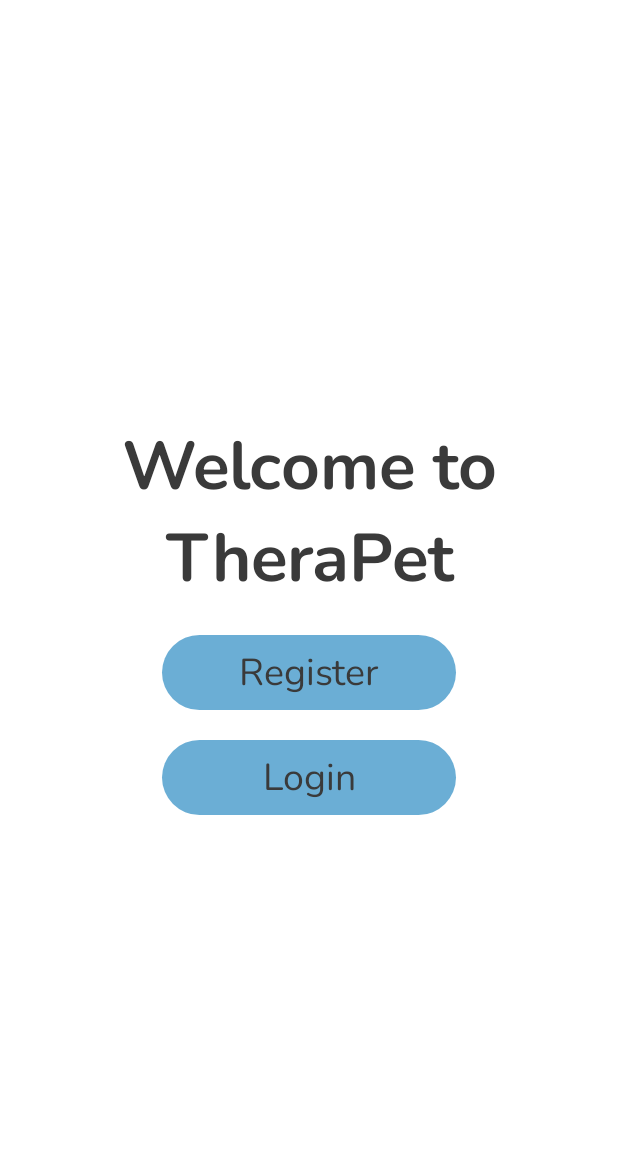
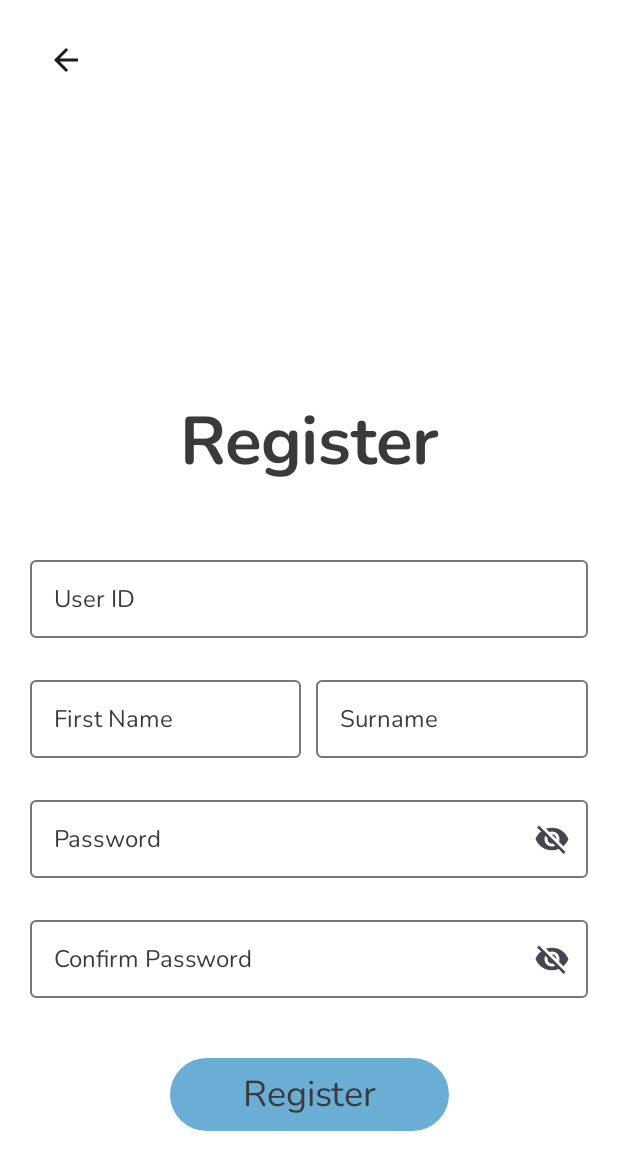
Before and after one commit to chloeannedwards2002-ai/TheraPet, an Android app built with Jetpack Compose: the screen it shows after launch (MainActivity before the commit, RegisterActivity after it), after a tap on "Register", on a phone screen of 412 x 824 dp. Shown: the top 1170 px of the screen. Run offline under Robolectric (Android 15) with nearby library versions, the phone set to English and light mode, and no system bars.

Commit message:
Register screen created

```diff
--- a/app/build.gradle.kts
+++ b/app/build.gradle.kts
@@ -52,6 +52,8 @@ dependencies {
     implementation(libs.androidx.compose.material3)
     implementation(libs.androidx.compose.ui.text)
     implementation(libs.androidx.compose.ui.text.google.fonts)
+    implementation(libs.androidx.compose.foundation)
+    implementation(libs.androidx.espresso.intents)
     testImplementation(libs.junit)
     androidTestImplementation(libs.androidx.junit)
     androidTestImplementation(libs.androidx.espresso.core)
@@ -59,5 +61,6 @@ dependencies {
     androidTestImplementation(libs.androidx.compose.ui.test.junit4)
     debugImplementation(libs.androidx.compose.ui.tooling)
     debugImplementation(libs.androidx.compose.ui.test.manifest)
+    implementation("androidx.compose.material:material-icons-extended")
 
 }
--- a/app/src/main/java/com/example/therapet/MainActivity.kt
+++ b/app/src/main/java/com/example/therapet/MainActivity.kt
@@ -1,5 +1,6 @@
 package com.example.therapet
 
+import android.content.Intent
 import android.os.Bundle
 import androidx.activity.ComponentActivity
 import androidx.activity.compose.setContent
@@ -15,6 +16,8 @@ import androidx.compose.material3.Text
 import androidx.compose.runtime.Composable
 import androidx.compose.ui.Alignment
 import androidx.compose.ui.Modifier
+import androidx.compose.ui.platform.LocalContext
+import androidx.compose.ui.platform.testTag
 import androidx.compose.ui.text.style.TextAlign
 import androidx.compose.ui.tooling.preview.Preview
 import androidx.compose.ui.unit.dp
@@ -42,6 +45,9 @@ class MainActivity : ComponentActivity() {
 
 @Composable
 fun Greeting(modifier: Modifier = Modifier) {
+
+    val context = LocalContext.current
+
     Column(
         modifier = modifier
             .padding(10.dp)
@@ -54,29 +60,42 @@ fun Greeting(modifier: Modifier = Modifier) {
             textAlign = TextAlign.Center,
             style = MaterialTheme.typography.titleLarge
         )
-        RegisterButton( onClick = {} )
-        LoginButton( onClick = {} )
+
+        // Register button navigates to the registration page
+
+        ChooseRegisterButton( onClick = { context.startActivity(
+            Intent(context, RegisterActivity::class.java)
+        )} )
+
+        //Login button navigates to the login page
+
+        ChooseLoginButton( onClick = {} )
     }
 }
 
 //Register button -> Navigates to registration page
 @Composable
-fun RegisterButton(onClick: () -> Unit){
+fun ChooseRegisterButton(onClick: () -> Unit){
     MyFilledButton(
         onClick = onClick,
         text = stringResource(R.string.register),
-        modifier = Modifier.fillMaxWidth(0.5F).padding(top = 20.dp)
-
+        modifier = Modifier
+            .fillMaxWidth(0.5F)
+            .padding(top = 20.dp)
+            .testTag("choose_register_button") // For Jetpack UI tests
     )
 }
 
 //Login button -> Navigates to login page
 @Composable
-fun LoginButton(onClick: () -> Unit){
+fun ChooseLoginButton(onClick: () -> Unit){
     MyFilledButton(
         onClick = onClick,
         text = stringResource(R.string.login),
-        modifier = Modifier.fillMaxWidth(0.5F).padding(top = 20.dp)
+        modifier = Modifier
+            .fillMaxWidth(0.5F)
+            .padding(top = 20.dp)
+            .testTag("choose_login_button") // For Jetpack UI tests
     )
 }
 
--- /dev/null
+++ b/app/src/main/java/com/example/therapet/RegisterActivity.kt
@@ -0,0 +1,225 @@
+package com.example.therapet
+
+import android.app.Activity
+import android.os.Bundle
+import androidx.activity.ComponentActivity
+import androidx.activity.compose.setContent
+import androidx.activity.enableEdgeToEdge
+import androidx.compose.foundation.layout.Arrangement
+import androidx.compose.foundation.layout.Box
+import androidx.compose.foundation.layout.Column
+import androidx.compose.foundation.layout.Row
+import androidx.compose.foundation.layout.Spacer
+import androidx.compose.foundation.layout.fillMaxSize
+import androidx.compose.foundation.layout.fillMaxWidth
+import androidx.compose.foundation.layout.height
+import androidx.compose.foundation.layout.padding
+import androidx.compose.material3.Icon
+import androidx.compose.material3.IconButton
+import androidx.compose.material3.MaterialTheme
+import androidx.compose.material3.Scaffold
+import androidx.compose.material3.Text
+import androidx.compose.runtime.Composable
+import androidx.compose.runtime.getValue
+import androidx.compose.runtime.mutableStateOf
+import androidx.compose.runtime.remember
+import androidx.compose.runtime.setValue
+import androidx.compose.ui.Alignment
+import androidx.compose.ui.Modifier
+import androidx.compose.ui.res.stringResource
+import androidx.compose.ui.text.style.TextAlign
+import androidx.compose.ui.tooling.preview.Preview
+import androidx.compose.ui.unit.dp
+import com.example.therapet.ui.theme.MyFilledButton
+import com.example.therapet.ui.theme.MyOutlinedTextField
+import com.example.therapet.ui.theme.TheraPetTheme
+import androidx.compose.material.icons.Icons
+import androidx.compose.material.icons.automirrored.filled.ArrowBack
+import androidx.compose.ui.platform.LocalContext
+import androidx.compose.ui.platform.testTag
+import androidx.compose.ui.text.input.PasswordVisualTransformation
+import androidx.compose.ui.text.input.VisualTransformation
+import com.example.therapet.ui.theme.MyPasswordTextField
+
+class RegisterActivity : ComponentActivity() {
+    override fun onCreate(savedInstanceState: Bundle?) {
+        super.onCreate(savedInstanceState)
+        enableEdgeToEdge()
+        setContent {
+            TheraPetTheme {
+                Scaffold(modifier = Modifier.fillMaxSize()) { innerPadding ->
+                    Registration(
+                        modifier = Modifier.padding(innerPadding)
+                    )
+                }
+            }
+        }
+    }
+}
+
+
+// TODO: Compile all elements here
+@Composable
+fun Registration(modifier: Modifier = Modifier) {
+
+    val context = LocalContext.current
+    val activity = context as? Activity
+
+    Column(
+        modifier = modifier
+            .padding(horizontal = 20.dp)
+            .fillMaxSize(),
+        verticalArrangement = Arrangement.Top,
+        horizontalAlignment = Alignment.CenterHorizontally
+    ){
+        //TODO: Implement a TopAppBar to house all back buttons and other options dynamically
+        IconButton(
+            onClick = { activity?.finish() },
+            modifier = Modifier
+                .align(Alignment.Start)
+                .padding(top = 16.dp)
+                .testTag("back_button")
+        ) {
+            Icon(
+            imageVector = Icons.AutoMirrored.Filled.ArrowBack,
+            contentDescription = "Back"
+            )
+        }
+
+        Spacer(modifier = Modifier.height(200.dp))
+
+
+        Text(text = "Register",
+            textAlign = TextAlign.Center,
+            style = MaterialTheme.typography.titleLarge
+            )
+
+        Spacer(modifier = Modifier.height(40.dp))
+
+        UserIDInput()
+
+        Spacer(modifier = Modifier.height(20.dp))
+
+        Row(
+            modifier = Modifier.fillMaxWidth(),
+            horizontalArrangement = Arrangement.spacedBy(10.dp)
+        ){
+            Box(modifier = Modifier.weight(1f)){
+                FirstNameInput()
+            }
+            Box(modifier = Modifier.weight(1f)){
+                SurnameInput()
+            }
+        }
+
+        Spacer(modifier = Modifier.height(20.dp))
+
+        PasswordInput()
+
+        Spacer(modifier = Modifier.height(20.dp))
+
+        ConfPasswordInput()
+
+        Spacer(modifier = Modifier.height(20.dp))
+
+        //TODO: Navigate to create pet page
+        RegisterButton( onClick = {} )
+    }
+}
+
+// User ID input text field
+
+@Composable
+fun UserIDInput(modifier: Modifier = Modifier){
+    var userID by remember { mutableStateOf("") }
+    MyOutlinedTextField(
+        value = userID,
+        onValueChange = { userID = it },
+        placeholder = "Enter User ID",
+        label = "User ID",
+        modifier = modifier
+            .testTag("user_id_input")
+    )
+}
+
+// First name input text field
+
+@Composable
+fun FirstNameInput(modifier: Modifier = Modifier){
+    var firstName by remember { mutableStateOf("") }
+    MyOutlinedTextField(
+        value = firstName,
+        onValueChange = { firstName = it },
+        placeholder = "First Name",
+        label = "First Name",
+        modifier = modifier
+            .testTag("first_name_input")
+    )
+}
+
+// Surname input text field
+
+@Composable
+fun SurnameInput(modifier: Modifier = Modifier){
+    var surname by remember { mutableStateOf("") }
+    MyOutlinedTextField(
+        value = surname,
+        onValueChange = { surname = it },
+        placeholder = "Surname",
+        label = "Surname",
+        modifier = modifier
+            .testTag("surname_input")
+    )
+}
+
+// Password input text field
+
+@Composable
+fun PasswordInput(modifier: Modifier = Modifier){
+    var password by remember { mutableStateOf("") }
+
+    MyPasswordTextField(
+        value = password,
+        onValueChange = { password = it },
+        placeholder = "Password",
+        label = "Password",
+        modifier = modifier
+            .testTag("password_input"),
+        toggleTestTag = "password_toggle"
+    )
+}
+
+// Confirm password input text field
+
+@Composable
+fun ConfPasswordInput(modifier: Modifier = Modifier){
+    var confPassword by remember { mutableStateOf("") }
+    MyPasswordTextField(
+        value = confPassword,
+        onValueChange = { confPassword = it },
+        placeholder = "Confirm Password",
+        label = "Confirm Password",
+        modifier = modifier
+            .testTag("confirm_password_input"),
+        toggleTestTag = "confirm_password_toggle"
+    )
+}
+
+//Register button -> Navigates to registration page
+@Composable
+fun RegisterButton(onClick: () -> Unit){
+    MyFilledButton(
+        onClick = onClick,
+        text = stringResource(R.string.register),
+        modifier = Modifier.fillMaxWidth(0.5F).padding(top = 20.dp)
+    )
+}
+
+
+@Preview(showBackground = true)
+@Composable
+fun RegistrationPreview() {
+    TheraPetTheme {
+    Registration()
+    }
+}
--- /dev/null
+++ b/app/src/main/java/com/example/therapet/ui/theme/InputField.kt
@@ -0,0 +1,173 @@
+package com.example.therapet.ui.theme
+
+import androidx.compose.foundation.clickable
+import androidx.compose.foundation.layout.Arrangement
+import androidx.compose.foundation.layout.Column
+import androidx.compose.foundation.layout.fillMaxWidth
+import androidx.compose.foundation.layout.height
+import androidx.compose.foundation.layout.padding
+import androidx.compose.foundation.layout.requiredSize
+import androidx.compose.foundation.text.BasicSecureTextField
+import androidx.compose.foundation.text.input.TextFieldState
+import androidx.compose.foundation.text.input.TextObfuscationMode
+import androidx.compose.material.icons.Icons
+import androidx.compose.material.icons.filled.Visibility
+import androidx.compose.material.icons.filled.VisibilityOff
+import androidx.compose.material3.Icon
+import androidx.compose.material3.MaterialTheme
+import androidx.compose.material3.OutlinedTextField
+import androidx.compose.material3.Text
+import androidx.compose.material3.TextField
+import androidx.compose.material3.TextFieldDefaults
+import androidx.compose.runtime.Composable
+import androidx.compose.runtime.getValue
+import androidx.compose.runtime.mutableStateOf
+import androidx.compose.runtime.remember
+import androidx.compose.runtime.setValue
+import androidx.compose.ui.Modifier
+import androidx.compose.ui.platform.testTag
+import androidx.compose.ui.text.TextStyle
+import androidx.compose.ui.tooling.preview.Preview
+import androidx.compose.ui.unit.dp
+import androidx.compose.ui.text.input.PasswordVisualTransformation
+import androidx.compose.ui.text.input.VisualTransformation
+
+// Outlined text field
+@Composable
+fun MyTextField(
+    value: String,
+    onValueChange: (String) -> Unit,
+    placeholder: String,
+    label: String,
+    modifier: Modifier = Modifier
+) {
+    TextField(
+        value = value,
+        onValueChange = onValueChange,
+        modifier = modifier.height(50.dp),
+        placeholder = { Text(placeholder, style = MaterialTheme.typography.labelSmall) },
+        label = { Text(label, style = MaterialTheme.typography.labelSmall) },
+        singleLine = true,
+        colors = TextFieldDefaults.colors(
+            focusedContainerColor = MaterialTheme.colorScheme.primaryContainer,
+            unfocusedContainerColor = MaterialTheme.colorScheme.primaryContainer,
+            disabledContainerColor = MaterialTheme.colorScheme.background,
+            errorContainerColor = MaterialTheme.colorScheme.errorContainer
+        )
+    )
+}
+
+// Outlined text field
+@Composable
+fun MyOutlinedTextField(
+    value: String,
+    onValueChange: (String) -> Unit,
+    placeholder: String,
+    label: String,
+    modifier: Modifier = Modifier,
+    textStyle: TextStyle = MaterialTheme.typography.labelSmall
+) {
+    OutlinedTextField(
+        value = value,
+        onValueChange = onValueChange,
+        modifier = modifier
+            .height(60.dp)
+            .fillMaxWidth(),
+        placeholder = { Text(placeholder, style = textStyle) },
+        label = { Text(label, style = textStyle) },
+        textStyle = textStyle,
+        singleLine = true
+    )
+}
+
+// Password text field
+@Composable
+fun MyPasswordTextField(
+    value: String,
+    onValueChange: (String) -> Unit,
+    label: String,
+    placeholder: String,
+    modifier: Modifier = Modifier,
+    textStyle: TextStyle = MaterialTheme.typography.labelSmall,
+    toggleTestTag: String? = null
+){
+    var showPassword by remember { mutableStateOf(false)}
+
+    OutlinedTextField(
+        value = value,
+        onValueChange = onValueChange,
+        modifier = modifier
+            .height(60.dp)
+            .fillMaxWidth(),
+        label = { Text(label, style = textStyle) },
+        placeholder = { Text(placeholder, style = textStyle) },
+        textStyle = MaterialTheme.typography.labelSmall,
+        singleLine = true,
+
+        // Obscuring the password logic
+        visualTransformation = if(showPassword)
+            VisualTransformation.None
+            else PasswordVisualTransformation(),
+
+        trailingIcon = {
+            Icon(
+                imageVector = if(showPassword)
+                    Icons.Filled.Visibility
+                else
+                    Icons.Filled.VisibilityOff,
+                contentDescription = "Toggle password visibility",
+                modifier = Modifier
+                    .clickable{ showPassword = !showPassword }
+                    .then(if (toggleTestTag != null) Modifier.testTag(toggleTestTag) else Modifier)
+            )
+        }
+    )
+}
+
+
+
+@Composable
+fun ShowInputFields() {
+
+    // Example states for preview
+    var exampleText1 by remember { mutableStateOf("") }
+    var exampleText2 by remember { mutableStateOf("") }
+    var exampleText3 by remember { mutableStateOf("") }
+
+    Column(
+        verticalArrangement = Arrangement.spacedBy(16.dp),
+        modifier = Modifier
+            .padding(16.dp)
+            .fillMaxWidth()
+    ) {
+
+        MyTextField(
+            value = exampleText1,
+            onValueChange = { exampleText1 = it },
+            placeholder = "Enter email",
+            label = "Email"
+        )
+
+        MyOutlinedTextField(
+            value = exampleText2,
+            onValueChange = { exampleText2 = it },
+            placeholder = "Enter name",
+            label = "Name"
+        )
+
+        MyPasswordTextField(
+            value = exampleText3,
+            onValueChange = {exampleText3 = it },
+            label = "Password",
+            placeholder = "Enter password",
+        )
+    }
+}
+
+@Preview(showBackground = true)
+@Composable
+fun InputFieldsPreview() {
+    TheraPetTheme {
+        ShowInputFields()
+    }
+}
--- a/app/src/main/java/com/example/therapet/ui/theme/Type.kt
+++ b/app/src/main/java/com/example/therapet/ui/theme/Type.kt
@@ -21,14 +21,14 @@ val Typography = Typography(
     labelSmall = TextStyle(
         fontFamily = NunitoFamily,
         fontWeight = FontWeight.Normal,
-        fontSize = 14.sp,
+        fontSize = 16.sp,
         color = Grey
     ),
 
     labelMedium = TextStyle(
         fontFamily = NunitoFamily,
         fontWeight = FontWeight.Normal,
-        fontSize = 25.sp,
+        fontSize = 24.sp,
         color = Grey
     ) ,
 
--- a/app/src/main/res/values/strings.xml
+++ b/app/src/main/res/values/strings.xml
@@ -3,6 +3,8 @@
     <string name="app_name">TheraPet</string>
 
     <!-- Welcome screen -->
-    <string name= "register">Register</string>
-    <string name= "login">Login</string>
+    <string name="register">Register</string>
+    <string name="login">Login</string>
+    <string name="title_activity_register">RegisterActivity</string>
+    <string name="title_activity_login">LoginActivity</string>
 </resources>
--- a/gradle/libs.versions.toml
+++ b/gradle/libs.versions.toml
@@ -10,6 +10,8 @@ activityCompose = "1.12.1"
 composeBom = "2025.12.00"
 uiText = "1.10.0"
 uiTextGoogleFonts = "1.10.0"
+foundation = "1.10.0"
+espressoIntents = "3.7.0"
 
 [libraries]
 androidx-core-ktx = { group = "androidx.core", name = "core-ktx", version.ref = "coreKtx" }
@@ -28,6 +30,8 @@ androidx-compose-ui-test-junit4 = { group = "androidx.compose.ui", name = "ui-te
 androidx-compose-material3 = { group = "androidx.compose.material3", name = "material3" }
 androidx-compose-ui-text = { group = "androidx.compose.ui", name = "ui-text", version.ref = "uiText" }
 androidx-compose-ui-text-google-fonts = { group = "androidx.compose.ui", name = "ui-text-google-fonts", version.ref = "uiTextGoogleFonts" }
+androidx-compose-foundation = { group = "androidx.compose.foundation", name = "foundation", version.ref = "foundation" }
+androidx-espresso-intents = { group = "androidx.test.espresso", name = "espresso-intents", version.ref = "espressoIntents" }
 
 [plugins]
 android-application = { id = "com.android.application", version.ref = "agp" }
```
Also changed, not shown: app/src/main/AndroidManifest.xml (+10 -0 lines), 2 other files.
